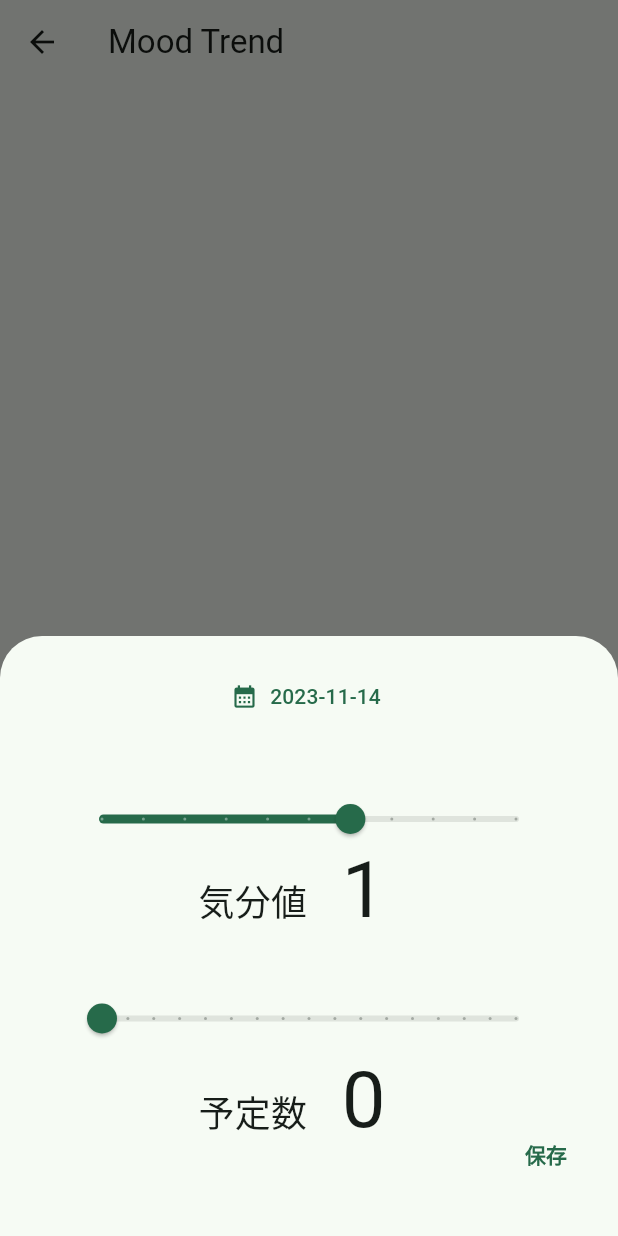
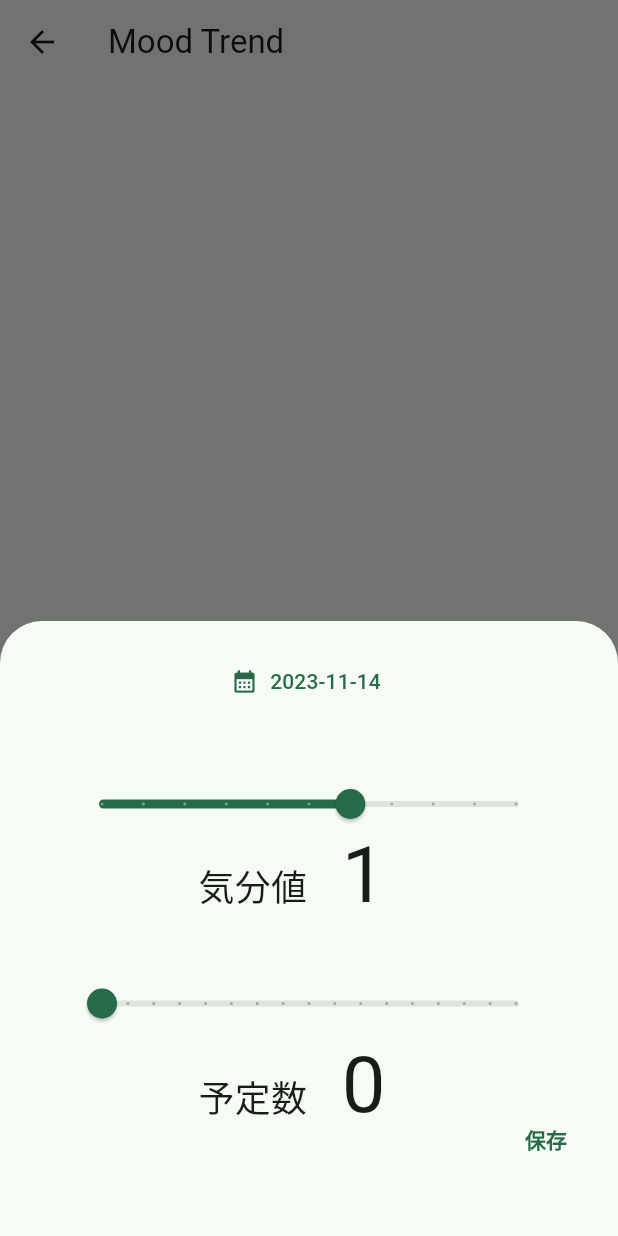
Before and after one commit to Mood-Trend/mood-trend-flutter, a Flutter app: the Research1 screen opened directly, after a tap on the "add" icon, on a phone screen of 412 x 824 dp. Run offline on Flutter 3.47's test engine with Material 2 defaults, Android fonts, the phone set to English and light mode, and no system bars; our stand-ins replace cloud_firestore, firebase_auth, firebase_core, flutter_riverpod, freezed_annotation, gap and 4 more; accounts and stored records are empty; generated files the repository leaves out were written again; Roboto replaces fonts that are missing (Noto Sans JP).

Commit message:
feat: UIの微調整

```diff
--- a/lib/presentation/research/research_1.dart
+++ b/lib/presentation/research/research_1.dart
@@ -14,7 +14,6 @@ class Research1 extends StatelessWidget {
       appBar: AppBar(
         title: const Text('Mood Trend'),
       ),
-      floatingActionButtonLocation: FloatingActionButtonLocation.centerDocked,
       floatingActionButton: FloatingActionButton(
         backgroundColor: colors.primary,
         foregroundColor: colors.onPrimary,
@@ -56,7 +55,7 @@ class _MyWidgetState extends ConsumerState<InputModal> with ErrorHandlerMixin {
   @override
   Widget build(BuildContext context) {
     return SizedBox(
-      height: 400,
+      height: 410,
       child: Center(
         child: Column(mainAxisAlignment: MainAxisAlignment.start, children: [
           const SizedBox(
```
